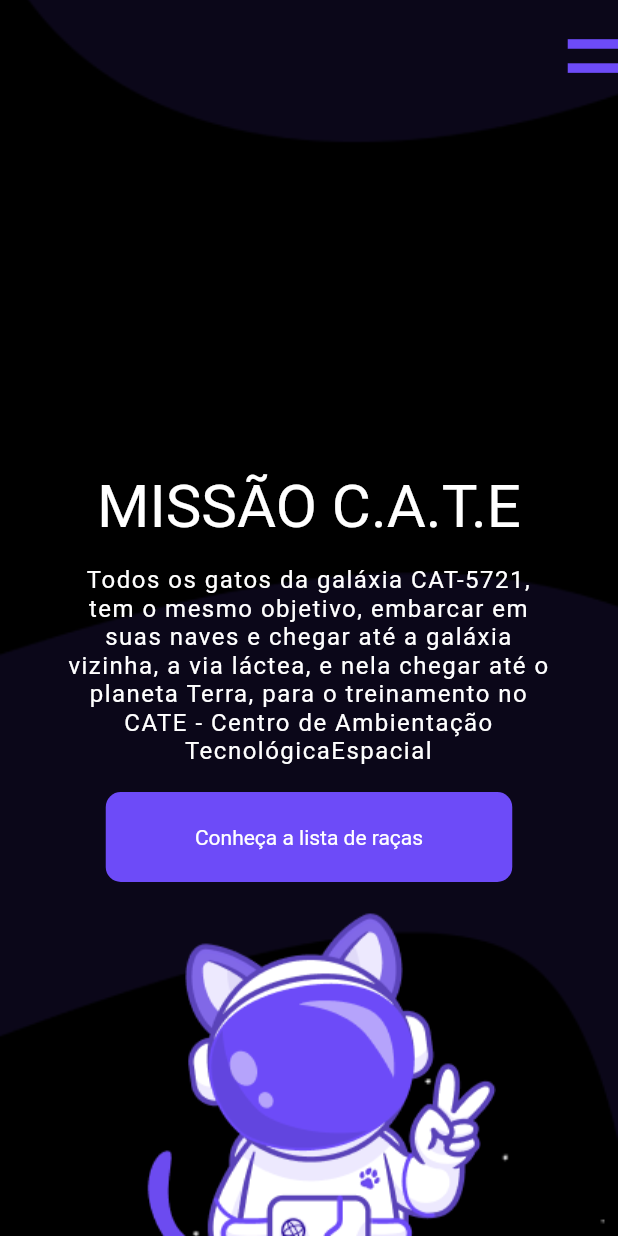
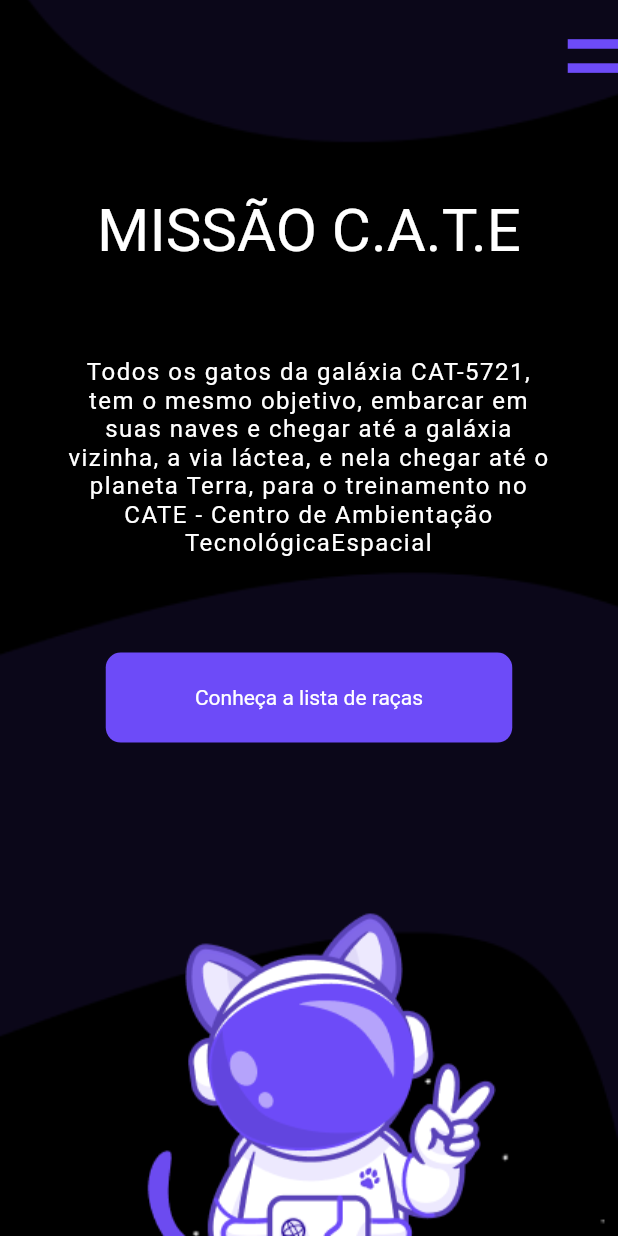
Before and after one commit to dreyrz/CATE, a Flutter app: the screen it shows after launch, on a phone screen of 412 x 824 dp. Run offline on Flutter 3.47's test engine with Material 2 defaults, Android fonts, the phone set to English and light mode, and no system bars; our stand-ins replace dio, flutter_dotenv, get, google_fonts, transparent_image.

Commit message:
home spacing responsiveness

```diff
--- a/lib/app/modules/home/home_page.dart
+++ b/lib/app/modules/home/home_page.dart
@@ -31,27 +31,27 @@ class HomePage extends GetView<HomeController> {
           child: Column(
             mainAxisAlignment: MainAxisAlignment.end,
             children: [
-              SizedBox(
-                height: Adapt.hp(4),
+              Spacer(
+                flex: 25,
               ),
               CustomText(Strings.cateMission),
-              SizedBox(
-                height: Adapt.hp(3),
+              Spacer(
+                flex: 20,
               ),
               CustomText(
                 Strings.cateMissionDescription,
                 weight: 3,
               ),
-              SizedBox(
-                height: Adapt.hp(3),
+              Spacer(
+                flex: 20,
               ),
               Button(
                 label: Strings.knowTheList,
                 onPressed: () => controller.drawerNavigation
                     .handleDrawerNavigation(index: 1),
               ),
-              SizedBox(
-                height: Adapt.hp(3),
+              Spacer(
+                flex: 35,
               ),
               Image(
                 image: AssetImage(Images.CATeLogo),
--- a/lib/core/utils/adapt.dart
+++ b/lib/core/utils/adapt.dart
@@ -59,11 +59,11 @@ class Adapt {
     return _botBarH;
   }
 
-  static isLargeScreen() => _isLargeScreen;
+  static bool isLargeScreen() => _isLargeScreen;
 
-  static isMediumScreen() => _isMediumScreen;
+  static bool isMediumScreen() => _isMediumScreen;
 
-  static isSmallScreen() => !_isLargeScreen && !_isMediumScreen;
+  static bool isSmallScreen() => !_isLargeScreen && !_isMediumScreen;
 
   static double roundToNearestNumber(double number) {
     try {
```
